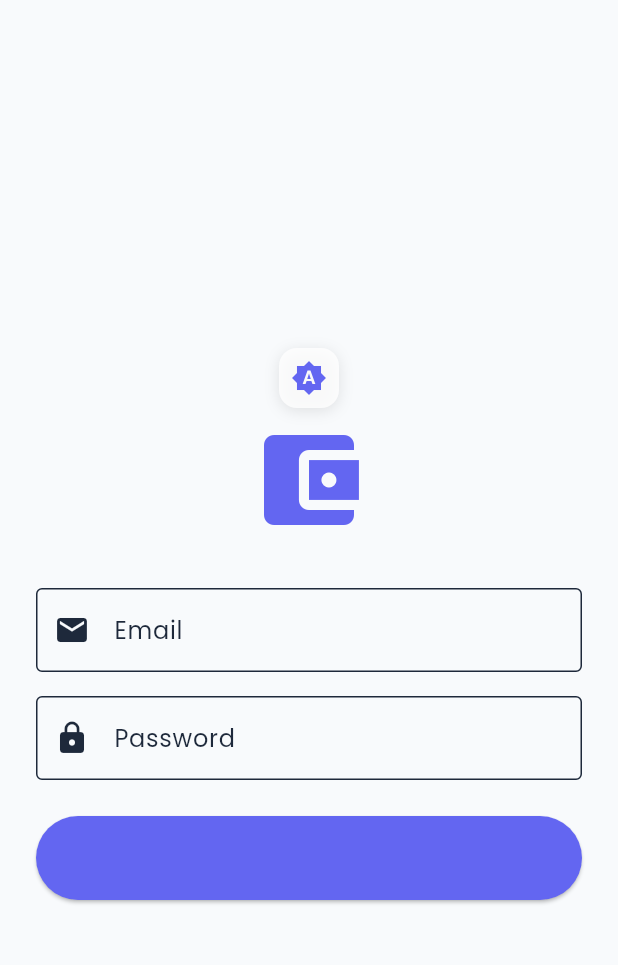
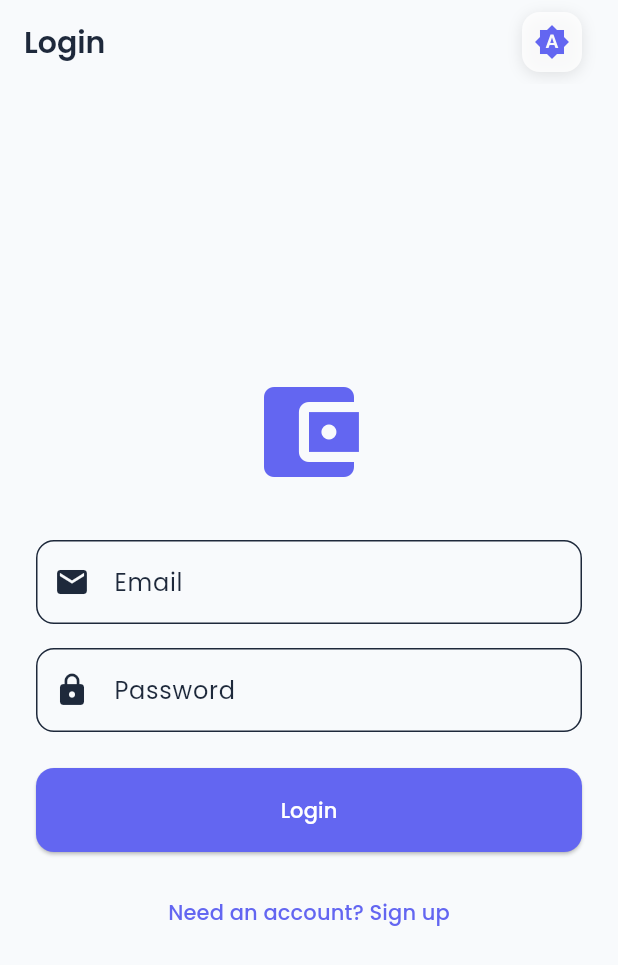
Before and after one commit to bruprai/rivu, a Flutter app: the LoginScreen screen opened directly, on a phone screen of 412 x 824 dp. Shown: the top 965 px of the screen. Run offline on Flutter 3.47's test engine with Material 3 defaults, Android fonts, the phone set to English and light mode, and no system bars; our stand-ins replace flutter_dotenv, google_fonts, image_picker, shared_preferences, supabase_flutter; accounts and stored records are empty.

Commit message:
added auth wrapper updated login screen

```diff
--- a/lib/screens/login_screen.dart
+++ b/lib/screens/login_screen.dart
@@ -1,8 +1,9 @@
-import 'package:extra/core/colors.dart';
-import 'package:extra/widgets/theme_toggle.dart';
+// lib/screens/login_screen.dart - Updated with Signup
+import 'package:extra/auth_provider.dart';
 import 'package:flutter/material.dart';
 import 'package:provider/provider.dart';
-import '../auth_provider.dart';
+import '../core/colors.dart';
+import '../widgets/theme_toggle.dart';
 
 class LoginScreen extends StatefulWidget {
   const LoginScreen({super.key});
@@ -14,67 +15,146 @@ class LoginScreen extends StatefulWidget {
 class _LoginScreenState extends State<LoginScreen> {
   final _emailController = TextEditingController();
   final _passwordController = TextEditingController();
+  final _confirmPasswordController = TextEditingController();
+  final _formKey = GlobalKey<FormState>();
+  bool _isLogin = true;
 
-  Future<void> _signIn() async {
-    try {
-      await context.read<AuthProvider>().signIn(
-        _emailController.text.trim(),
-        _passwordController.text.trim(),
+  Future<void> _submit() async {
+    if (!_formKey.currentState!.validate()) return;
+
+    final authProvider = context.read<AuthProvider>();
+    final success = _isLogin
+        ? await authProvider.signIn(
+            _emailController.text,
+            _passwordController.text,
+          )
+        : await authProvider.signUp(
+            _emailController.text,
+            _passwordController.text,
           );
-    } catch (e) {
-      if (mounted) {
+
+    if (success && mounted) {
+      ScaffoldMessenger.of(context).showSnackBar(
+        SnackBar(
+          content: Text(_isLogin ? 'Welcome back!' : 'Account created!'),
+        ),
+      );
+    } else if (mounted) {
+      // ✅ context.read() → authProvider.errorMessage → Snackbar
+      final error = authProvider.errorMessage;
+
       ScaffoldMessenger.of(
         context,
-        ).showSnackBar(SnackBar(content: Text('Login failed: $e')));
-      }
+      ).showSnackBar(SnackBar(content: Text(error ?? 'Unknown error')));
     }
   }
 
   @override
   Widget build(BuildContext context) {
+    final isDark = Theme.of(context).brightness == Brightness.dark;
     return Scaffold(
+      appBar: AppBar(
+        title: Text(_isLogin ? 'Login' : 'Sign Up'),
+        elevation: 0,
+        backgroundColor: Colors.transparent,
+        actions: const [ThemeToggle(), SizedBox(width: 16)],
+      ),
       body: Padding(
-        padding: const EdgeInsets.all(24.0),
+        padding: const EdgeInsets.all(24),
+        child: Form(
+          key: _formKey,
           child: Column(
             mainAxisAlignment: MainAxisAlignment.center,
             children: [
-            ThemeToggle(),
-            SizedBox(width: 16),
-            const Icon(
+              Icon(
                 Icons.account_balance_wallet,
                 size: 80,
                 color: AppColors.primary,
               ),
               const SizedBox(height: 32),
-            TextField(
+              TextFormField(
                 controller: _emailController,
-              decoration: const InputDecoration(
+                decoration: InputDecoration(
                   labelText: 'Email',
-                border: OutlineInputBorder(),
-                prefixIcon: Icon(Icons.email),
+                  prefixIcon: const Icon(Icons.email),
+                  border: OutlineInputBorder(
+                    borderRadius: BorderRadius.circular(12),
+                  ),
                 ),
                 keyboardType: TextInputType.emailAddress,
+                validator: (value) =>
+                    value?.isEmpty ?? true ? 'Enter email' : null,
               ),
               const SizedBox(height: 16),
-            TextField(
+              TextFormField(
                 controller: _passwordController,
-              decoration: const InputDecoration(
+                obscureText: true,
+                decoration: InputDecoration(
                   labelText: 'Password',
-                border: OutlineInputBorder(),
-                prefixIcon: Icon(Icons.lock),
+                  prefixIcon: const Icon(Icons.lock),
+                  border: OutlineInputBorder(
+                    borderRadius: BorderRadius.circular(12),
                   ),
+                ),
+                validator: (value) =>
+                    value?.isEmpty ?? true ? 'Enter password' : null,
+              ),
+              if (!_isLogin) ...[
+                const SizedBox(height: 16),
+                TextFormField(
+                  controller: _confirmPasswordController,
                   obscureText: true,
+                  decoration: InputDecoration(
+                    labelText: 'Confirm Password',
+                    prefixIcon: Icon(
+                      Icons.lock_outline,
+                      color: AppColors.primary,
                     ),
-            const SizedBox(height: 24),
-            ElevatedButton(
-              onPressed: _signIn,
-              style: ElevatedButton.styleFrom(
-                minimumSize: const Size(double.infinity, 56),
-                backgroundColor: AppColors.primary,
+                    border: OutlineInputBorder(
+                      borderRadius: BorderRadius.circular(12),
                     ),
-              child: const Text('Sign In', style: TextStyle(fontSize: 18)),
+                    filled: true,
+                    fillColor: isDark
+                        ? AppColors.glassDark
+                        : AppColors.glassLight,
+                  ),
+                  validator: (value) {
+                    if (value?.isEmpty ?? true) return 'Confirm password';
+                    if (value != _passwordController.text) {
+                      return 'Passwords do not match';
+                    }
+                    return null;
+                  },
                 ),
               ],
+              const SizedBox(height: 24),
+              SizedBox(
+                width: double.infinity,
+                height: 56,
+                child: ElevatedButton(
+                  onPressed: _submit,
+                  style: ElevatedButton.styleFrom(
+                    backgroundColor: AppColors.primary,
+                    foregroundColor: Colors.white,
+                    disabledBackgroundColor: Colors.grey,
+                    shape: RoundedRectangleBorder(
+                      borderRadius: BorderRadius.circular(12),
+                    ),
+                  ),
+                  child: Text(_isLogin ? 'Login' : 'Sign Up'),
+                ),
+              ),
+              const SizedBox(height: 16),
+              TextButton(
+                onPressed: () => setState(() => _isLogin = !_isLogin),
+                child: Text(
+                  _isLogin
+                      ? 'Need an account? Sign up'
+                      : 'Have an account? Login',
+                ),
+              ),
+            ],
+          ),
         ),
       ),
     );
```
Also changed, not shown: lib/auth_provider.dart (+77 -14 lines), lib/core/auth_wrapper.dart (added, +27 -0 lines), lib/main.dart (+4 -3 lines). Lines whose indentation alone changed are shown as unchanged.
